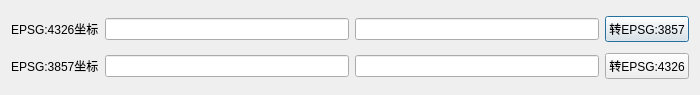
This is sqGis/ConvertCoorDlg.ui in TheWrangler/sqGis as Qt 5 draws it before an edit. The edited form follows.
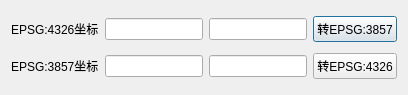
This is the edited form.

Patch:
```diff
--- a/sqGis/ConvertCoorDlg.ui
+++ b/sqGis/ConvertCoorDlg.ui
@@ -6,7 +6,7 @@
    <rect>
     <x>0</x>
     <y>0</y>
-    <width>700</width>
+    <width>408</width>
     <height>95</height>
    </rect>
   </property>
```
